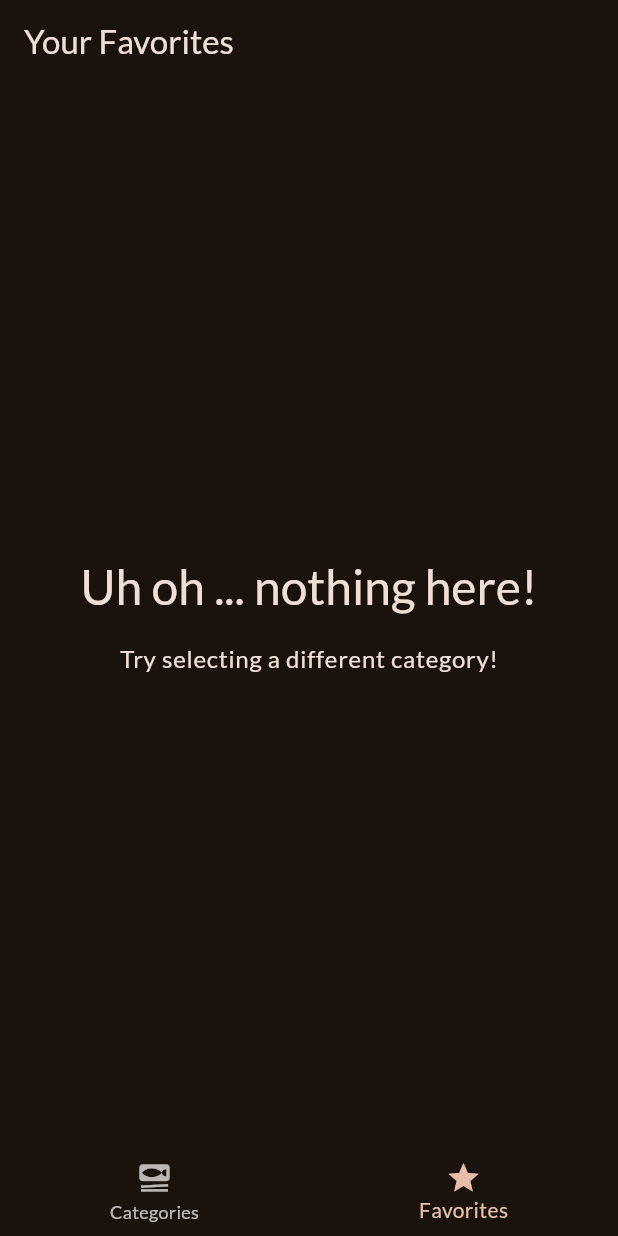
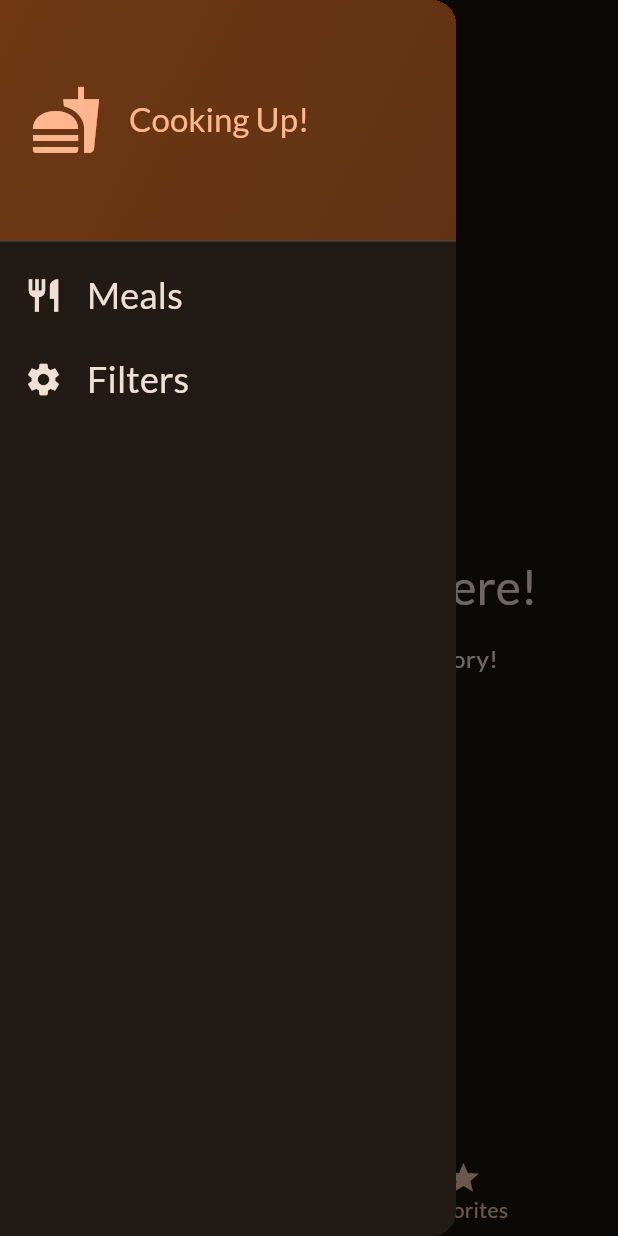
Before and after one commit to jancyrusm/flutter_meals_app, a Flutter app: the screen it shows after launch, item 2 of the bottom bar chosen, with the side drawer open (before the commit the screen has no drawer), on a phone screen of 412 x 824 dp. Run offline on Flutter 3.47's test engine with Material 3 defaults, Android fonts, the phone set to English and light mode, and no system bars; our stand-ins replace google_fonts, transparent_image.

Commit message:
added side drawer

```diff
--- a/lib/screens/categories.dart
+++ b/lib/screens/categories.dart
@@ -1,6 +1,5 @@
 import 'package:flutter/material.dart';
 
-import 'package:meals/main.dart';
 import 'package:meals/data/dummy_data.dart';
 import 'package:meals/widgets/category_grid_item.dart';
 import 'package:meals/screens/meals.dart';
--- a/lib/screens/meals.dart
+++ b/lib/screens/meals.dart
@@ -33,13 +33,13 @@ class MealsScreen extends StatelessWidget {
       children: [
         Text('Uh oh ... nothing here!',
             style: Theme.of(context).textTheme.headlineLarge!.copyWith(
-                  color: Theme.of(context).colorScheme.onBackground,
+                  color: Theme.of(context).colorScheme.onSurface,
                 )),
         SizedBox(height: 16),
         Text(
           'Try selecting a different category!',
           style: Theme.of(context).textTheme.bodyLarge!.copyWith(
-                color: Theme.of(context).colorScheme.onBackground,
+                color: Theme.of(context).colorScheme.onSurface,
               ),
         )
       ],
--- a/lib/screens/tabs.dart
+++ b/lib/screens/tabs.dart
@@ -2,6 +2,7 @@ import 'package:flutter/material.dart';
 import 'package:meals/screens/categories.dart';
 import 'package:meals/screens/meals.dart';
 import 'package:meals/models/meal.dart';
+import 'package:meals/widgets/main_drawer.dart';
 
 class TabsScreen extends StatefulWidget {
   const TabsScreen({super.key});
@@ -16,13 +17,25 @@ class _TabsScreenState extends State<TabsScreen> {
   int _selectedPageIndex = 0;
   final List<Meal> _favoriteMeals = [];
 
+  void _showInfoMessage(String message) {
+    ScaffoldMessenger.of(context).clearSnackBars();
+    ScaffoldMessenger.of(context)
+        .showSnackBar(SnackBar(content: Text(message)));
+  }
+
   void _toggleMealFavoriteStatus(Meal meal) {
     final isExisting = _favoriteMeals.contains(meal);
 
     if (isExisting) {
-      _favoriteMeals.remove(meal);
+      setState(() {
+        _favoriteMeals.remove(meal);
+      });
+      _showInfoMessage('Meal is no longer a favorite.');
     } else {
-      _favoriteMeals.add(meal);
+      setState(() {
+        _favoriteMeals.add(meal);
+        _showInfoMessage('Meal marked as favorite.');
+      });
     }
   }
 
@@ -41,7 +54,7 @@ class _TabsScreenState extends State<TabsScreen> {
 
     if (_selectedPageIndex == 1) {
       activePage = MealsScreen(
-        meals: [],
+        meals: _favoriteMeals,
         onToggleFavorite: _toggleMealFavoriteStatus,
       );
       activePageTitle = 'Your Favorites';
@@ -51,6 +64,7 @@ class _TabsScreenState extends State<TabsScreen> {
       appBar: AppBar(
         title: Text(activePageTitle),
       ),
+      drawer: const MainDrawer(),
       body: activePage,
       bottomNavigationBar: BottomNavigationBar(
         onTap: _selectPage,
--- /dev/null
+++ b/lib/widgets/main_drawer.dart
@@ -0,0 +1,77 @@
+import 'package:flutter/material.dart';
+
+class MainDrawer extends StatelessWidget {
+  const MainDrawer({super.key});
+
+  @override
+  Widget build(BuildContext context) {
+    return Drawer(
+      child: Column(
+        children: [
+          DrawerHeader(
+            padding: const EdgeInsets.all(20),
+            decoration: BoxDecoration(
+              gradient: LinearGradient(
+                colors: [
+                  Theme.of(context).colorScheme.primaryContainer,
+                  Theme.of(context)
+                      .colorScheme
+                      .primaryContainer
+                      .withOpacity(0.8),
+                ],
+                begin: Alignment.topLeft,
+                end: Alignment.bottomRight,
+              ),
+            ),
+            child: Row(
+              children: [
+                Icon(
+                  Icons.fastfood,
+                  size: 48,
+                  color: Theme.of(context).colorScheme.primary,
+                ),
+                const SizedBox(width: 18),
+                Text(
+                  'Cooking Up!',
+                  style: Theme.of(context).textTheme.titleLarge!.copyWith(
+                        color: Theme.of(context).colorScheme.primary,
+                      ),
+                )
+              ],
+            ),
+          ),
+          ListTile(
+            leading: Icon(
+              Icons.restaurant,
+              size: 26,
+              color: Theme.of(context).colorScheme.onSurface,
+            ),
+            title: Text(
+              'Meals',
+              style: Theme.of(context).textTheme.titleSmall!.copyWith(
+                    color: Theme.of(context).colorScheme.onSurface,
+                    fontSize: 24,
+                  ),
+            ),
+            onTap: () {},
+          ),
+          ListTile(
+            leading: Icon(
+              Icons.settings,
+              size: 26,
+              color: Theme.of(context).colorScheme.onSurface,
+            ),
+            title: Text(
+              'Filters',
+              style: Theme.of(context).textTheme.titleSmall!.copyWith(
+                    color: Theme.of(context).colorScheme.onSurface,
+                    fontSize: 24,
+                  ),
+            ),
+            onTap: () {},
+          ),
+        ],
+      ),
+    );
+  }
+}
--- a/lib/widgets/meal_item.dart
+++ b/lib/widgets/meal_item.dart
@@ -68,12 +68,10 @@ class MealItem extends StatelessWidget {
                             icon: Icons.schedule,
                             label: '${meal.duration} min'),
                         const SizedBox(width: 12),
-                        MealItemTrait(
-                            icon: Icons.work, label: '$complexityText'),
+                        MealItemTrait(icon: Icons.work, label: complexityText),
                         const SizedBox(width: 12),
                         MealItemTrait(
-                            icon: Icons.attach_money,
-                            label: '$affordabilityText'),
+                            icon: Icons.attach_money, label: affordabilityText),
                       ],
                     )
                   ],
```
